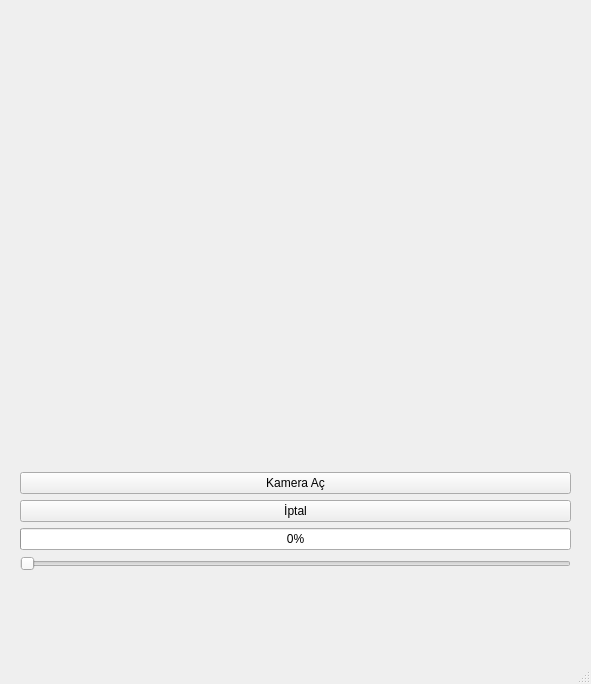
Qt form EDIZ/Kamera.ui (vektorelpython24proje/MasaustuProje) before a commit.
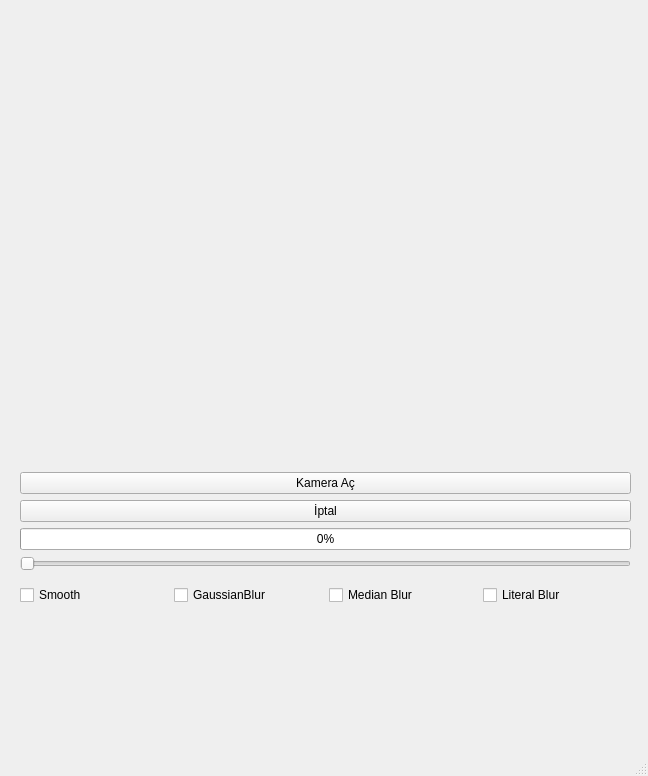
The same form after that commit.

```diff
--- a/EDIZ/Kamera.ui
+++ b/EDIZ/Kamera.ui
@@ -6,8 +6,8 @@
    <rect>
     <x>0</x>
     <y>0</y>
-    <width>591</width>
-    <height>684</height>
+    <width>648</width>
+    <height>776</height>
    </rect>
   </property>
   <property name="windowTitle">
@@ -19,11 +19,14 @@
      <rect>
       <x>20</x>
       <y>10</y>
-      <width>551</width>
+      <width>611</width>
       <height>561</height>
      </rect>
     </property>
     <layout class="QGridLayout" name="gridLayout">
+     <property name="sizeConstraint">
+      <enum>QLayout::SetMinimumSize</enum>
+     </property>
      <item row="2" column="0">
       <widget class="QPushButton" name="btKapat">
        <property name="text">
@@ -45,13 +48,6 @@
        </property>
       </widget>
      </item>
-     <item row="3" column="0">
-      <widget class="QProgressBar" name="pB">
-       <property name="value">
-        <number>0</number>
-       </property>
-      </widget>
-     </item>
      <item row="4" column="0">
       <widget class="QSlider" name="Slider">
        <property name="minimum">
@@ -68,6 +64,53 @@
        </property>
       </widget>
      </item>
+     <item row="3" column="0">
+      <widget class="QProgressBar" name="pB">
+       <property name="value">
+        <number>0</number>
+       </property>
+      </widget>
+     </item>
+    </layout>
+   </widget>
+   <widget class="QWidget" name="gridLayoutWidget_2">
+    <property name="geometry">
+     <rect>
+      <x>20</x>
+      <y>570</y>
+      <width>611</width>
+      <height>51</height>
+     </rect>
+    </property>
+    <layout class="QGridLayout" name="gridLayout_2">
+     <item row="0" column="0">
+      <widget class="QCheckBox" name="checkBox">
+       <property name="text">
+        <string>Smooth</string>
+       </property>
+      </widget>
+     </item>
+     <item row="0" column="2">
+      <widget class="QCheckBox" name="checkBox_3">
+       <property name="text">
+        <string>Median Blur</string>
+       </property>
+      </widget>
+     </item>
+     <item row="0" column="1">
+      <widget class="QCheckBox" name="checkBox_2">
+       <property name="text">
+        <string>GaussianBlur</string>
+       </property>
+      </widget>
+     </item>
+     <item row="0" column="3">
+      <widget class="QCheckBox" name="checkBox_4">
+       <property name="text">
+        <string>Literal Blur</string>
+       </property>
+      </widget>
+     </item>
     </layout>
    </widget>
   </widget>
@@ -76,7 +119,7 @@
     <rect>
      <x>0</x>
      <y>0</y>
-     <width>591</width>
+     <width>648</width>
      <height>21</height>
     </rect>
    </property>
```
